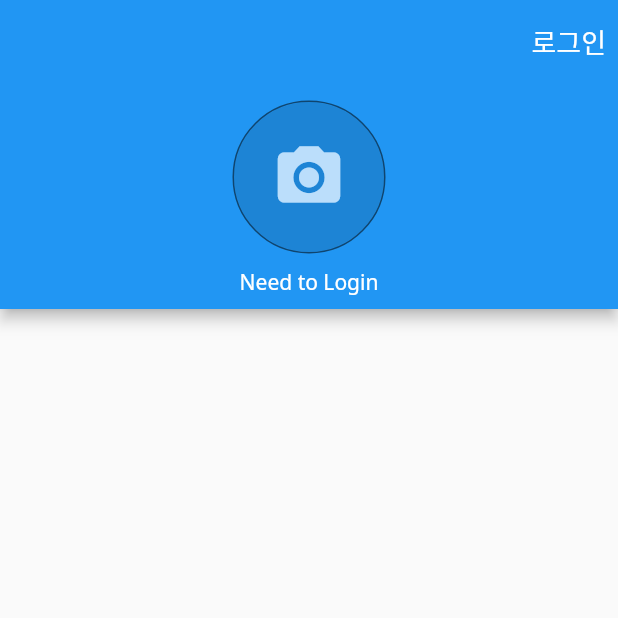
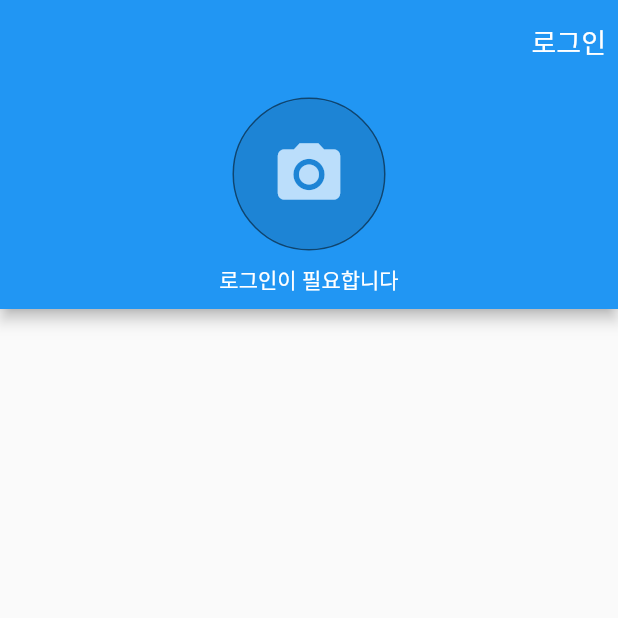
Before and after one commit to ska2519/flutter-learn, a Flutter app: the screen it shows after launch, item 3 of the bottom bar chosen, on a phone screen of 412 x 824 dp, the top half of it. Run offline on Flutter 3.47's test engine with Material 2 defaults, Android fonts, the phone set to English and light mode, and no system bars; our stand-ins replace cloud_firestore, equatable, firebase_auth, firebase_core, fl_chart, flutter_hooks and 5 more; missing offline and left inert: pedantic, pixel_perfect; accounts and stored records are empty; project files that could hold a hidden picture were left out.

```diff
--- a/lib/app/home/account/account_page.dart
+++ b/lib/app/home/account/account_page.dart
@@ -1,19 +1,22 @@
 import 'dart:async';
 
 import 'package:firebase_auth/firebase_auth.dart';
+import 'package:flutter_hooks/flutter_hooks.dart';
 import 'package:flutter_learn/app/sign_in/sign_in_page.dart';
 import 'package:flutter_learn/app/top_level_providers.dart';
 import 'package:flutter_learn/app/widgets/alert_dialogs/show_alert_dialog.dart';
 import 'package:flutter_learn/app/widgets/alert_dialogs/show_exception_alert_dialog.dart';
 import 'package:flutter_learn/app/widgets/avatar.dart';
+import 'package:flutter_learn/app/widgets/empty_content.dart';
 import 'package:flutter_learn/constants/constants.dart';
 import 'package:flutter_learn/constants/keys.dart';
 import 'package:flutter_learn/constants/strings.dart';
 import 'package:flutter_riverpod/flutter_riverpod.dart';
 import 'package:flutter/material.dart';
+import 'package:hooks_riverpod/hooks_riverpod.dart';
 import 'package:pedantic/pedantic.dart';
 
-class AccountPage extends StatelessWidget {
+class AccountPage extends HookWidget {
   Future<void> _signOut(BuildContext context, FirebaseAuth firebaseAuth) async {
     try {
       await firebaseAuth.signOut();
@@ -44,20 +47,23 @@ class AccountPage extends StatelessWidget {
   @override
   Widget build(BuildContext context) {
     final firebaseAuth = context.read(firebaseAuthProvider);
-    final user = firebaseAuth.currentUser;
-    print('user: $user');
-    return Scaffold(
+    final authStateChanges = useProvider(authStateChangesProvider);
+
+    return authStateChanges.when(
+      data: (user) => Scaffold(
         appBar: AppBar(
           actions: <Widget>[
             TextButton(
-            key: user != null ? const Key(Keys.logout) : const Key(Keys.login),
+              key:
+                  user != null ? const Key(Keys.logout) : const Key(Keys.login),
               onPressed: () => user != null
                   ? _confirmSignOut(context, firebaseAuth)
                   : Navigator.push(
                       context,
                       MaterialPageRoute(
                         builder: (context) => SignInPage(),
-                    )),
+                      ),
+                    ),
               child: Text(
                 user != null ? Strings.logout : Strings.login,
                 style: TextStyle(
@@ -70,6 +76,18 @@ class AccountPage extends StatelessWidget {
           bottom: PreferredSize(
             preferredSize: const Size.fromHeight(150.0),
             child: _buildUserInfo(user),
+          ),
+        ),
+      ),
+      loading: () => const Scaffold(
+        body: Center(
+          child: CircularProgressIndicator(),
+        ),
+      ),
+      error: (_, __) => const Scaffold(
+        body: EmptyContent(
+          title: 'Something went wrong',
+          message: "Can't load data right now.",
         ),
       ),
     );
@@ -86,7 +104,7 @@ class AccountPage extends StatelessWidget {
         ),
         const SizedBox(height: defaultPadding),
         Text(
-          user?.displayName ?? 'Need to Login',
+          user?.displayName ?? '로그인이 필요합니다',
           style: const TextStyle(color: Colors.white),
         ),
         const SizedBox(height: defaultPadding),
--- a/lib/app/sign_in/sign_in_view_model.dart
+++ b/lib/app/sign_in/sign_in_view_model.dart
@@ -21,7 +21,6 @@ class SignInViewModel with ChangeNotifier {
       rethrow;
     } finally {
       isLoading = false;
-
       notifyListeners();
     }
   }
--- a/lib/services/firebase_auth_service.dart
+++ b/lib/services/firebase_auth_service.dart
@@ -14,6 +14,7 @@ class FirebaseAuthService implements AuthBase {
     if (user == null) {
       return null;
     }
+    print('_userFromFirebase: $user');
     return AppUser(
       uid: user.uid,
       email: user.email,
```
Also changed, not shown: lib/app/sign_in/sign_in_page.dart (+11 -21 lines), lib/app/widgets/empty_content.dart (added, +30 -0 lines). Lines whose indentation alone changed are shown as unchanged.
